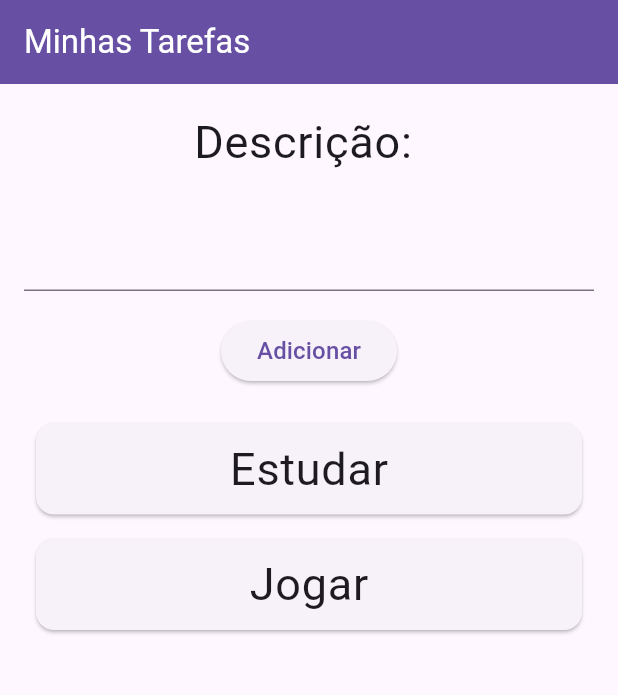
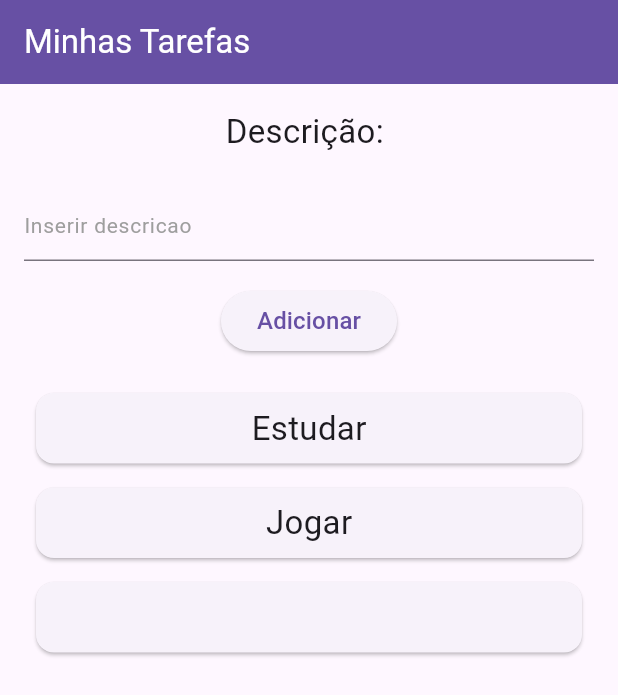
Before and after one commit to mariamandafm/DIM0524-DDM-20242-fork, a Flutter app: the screen it shows after launch, after a tap on "Adicionar", on a phone screen of 412 x 824 dp. Shown: the top 695 px of the screen. Run offline on Flutter 3.47's test engine with Material 3 defaults, Android fonts, the phone set to English and light mode, and no system bars.

Commit message:
todo funcional

```diff
--- a/f04_todo_list/lib/TodoApp.dart
+++ b/f04_todo_list/lib/TodoApp.dart
@@ -3,28 +3,45 @@ import 'dart:math';
 import 'package:f04_todo_list/model/Tarefa.dart';
 import 'package:flutter/material.dart';
 
-class TodoApp extends StatelessWidget {
+class TodoApp extends StatefulWidget {
   const TodoApp({super.key});
 
   @override
-  Widget build(BuildContext context) {
+  State<TodoApp> createState() => _TodoAppState();
+}
 
-    List<Tarefa> _listaTarefas = [];
-
-    _listaTarefas.add(
+class _TodoAppState extends State<TodoApp> {
+  List<Tarefa> _listaTarefas = [
     Tarefa(
         id: Random().nextInt(9999).toString(),
         descricao: "Estudar",
-        dataTarefa: DateTime.now())
-    );
-
-    _listaTarefas.add(
+        dataTarefa: DateTime.now()),
     Tarefa(
         id: Random().nextInt(9999).toString(),
         descricao: "Jogar",
         dataTarefa: DateTime.now())
+  ];
+
+  TextEditingController _descricaoController = TextEditingController();
+
+  void _addTarefa() {
+    print(_descricaoController.text);
+
+    String _tarefaDescricao = _descricaoController.text;
+
+    Tarefa _novaTarefa = Tarefa(
+      id: Random().nextInt(9999).toString(),
+      descricao: _tarefaDescricao,
+      dataTarefa: DateTime.now(),
     );
 
+    setState(() {
+      _listaTarefas.add(_novaTarefa);
+    });
+  }
+
+  @override
+  Widget build(BuildContext context) {
     return Scaffold(
       appBar: AppBar(
         title: Text(
@@ -40,16 +57,28 @@ class TodoApp extends StatelessWidget {
             Container(
               child: Column(
                 children: [
-                  Text("Descrição: ", style: Theme.of(context).textTheme.bodyLarge,),
+                  Text(
+                    "Descrição: ",
+                    style: Theme.of(context).textTheme.bodyMedium,
+                  ),
                   SizedBox(
                     height: 16,
                   ),
-                  TextField(),
+                  TextField(
+                    controller: _descricaoController,
+                    decoration: InputDecoration(
+                      hintText: "Inserir descricao",
+                      hintStyle: TextStyle(
+                        fontSize: 14,
+                        color: Colors.grey,
+                      ),
+                    ),
+                  ),
                   SizedBox(
                     height: 16,
                   ),
                   ElevatedButton(
-                    onPressed: () {},
+                    onPressed: _addTarefa,
                     child: Text("Adicionar", style: TextStyle(fontSize: 16)),
                   ),
                   SizedBox(
@@ -62,7 +91,7 @@ class TodoApp extends StatelessWidget {
               height: 300,
               child: ListView.builder(
                   itemCount: _listaTarefas.length,
-                itemBuilder: (context, index){
+                  itemBuilder: (context, index) {
                     return Card(
                       margin: EdgeInsets.all(8),
                       child: Padding(
@@ -70,13 +99,15 @@ class TodoApp extends StatelessWidget {
                         child: Row(
                           mainAxisAlignment: MainAxisAlignment.center,
                           children: [
-                          Text(_listaTarefas.elementAt(index).descricao,style: Theme.of(context).textTheme.bodyLarge,),
+                            Text(
+                              _listaTarefas.elementAt(index).descricao,
+                              style: Theme.of(context).textTheme.bodyMedium,
+                            ),
                           ],
                         ),
                       ),
                     );
-                }
-                ),
+                  }),
             )
           ],
         ),
--- a/f04_todo_list/lib/main.dart
+++ b/f04_todo_list/lib/main.dart
@@ -11,8 +11,8 @@ void main(){
         textTheme: TextTheme(
 
           bodySmall: TextStyle(fontSize: 18.0),  // Configura o tamanho da fonte para bodyText1
-          bodyMedium: TextStyle(fontSize: 26.0),  // Configura o tamanho da fonte para bodyText2
-          bodyLarge: TextStyle(fontSize: 30),
+          bodyMedium: TextStyle(fontSize: 22.0),  // Configura o tamanho da fonte para bodyText2
+          bodyLarge: TextStyle(fontSize: 26.0),
         ),
       ),
     )
```
Lines whose indentation alone changed are shown as unchanged.
